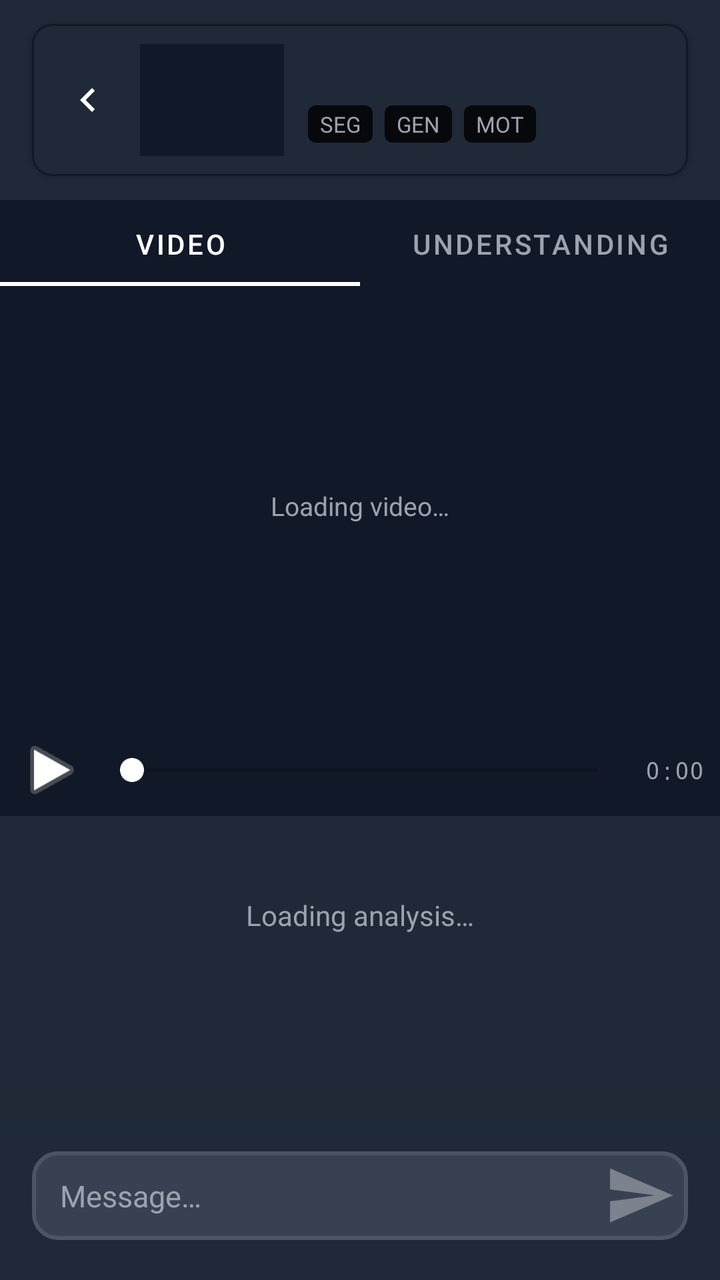
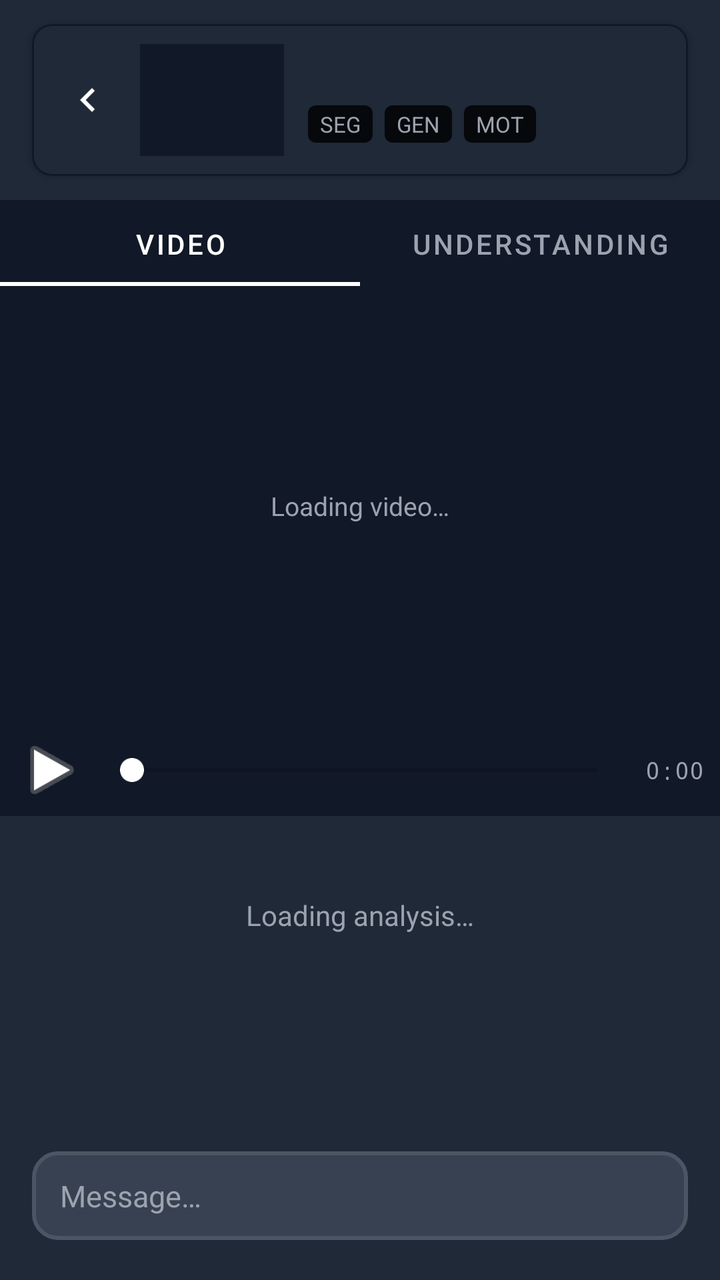

An Android layout rendered at two revisions. The XML below is the earlier revision; the diff shows what the commit changed to produce the second picture.
<!-- AndroidManifest.xml: application theme AppTheme -->
<!-- res/layout/fragment_analysis.xml -->
<?xml version="1.0" encoding="utf-8"?>
<LinearLayout xmlns:android="http://schemas.android.com/apk/res/android"
    xmlns:app="http://schemas.android.com/apk/res-auto"
    android:layout_width="match_parent"
    android:layout_height="match_parent"
    android:background="@color/bg_panel"
    android:orientation="vertical">

    
    <com.google.android.material.card.MaterialCardView
        android:layout_width="match_parent"
        android:layout_height="wrap_content"
        android:layout_marginStart="16dp"
        android:layout_marginEnd="16dp"
        android:layout_marginTop="12dp"
        android:layout_marginBottom="4dp"
        app:cardCornerRadius="10dp"
        app:cardElevation="2dp"
        app:strokeColor="@color/bg_dark"
        app:strokeWidth="1dp"
        app:cardBackgroundColor="@color/bg_panel">

        <LinearLayout
            android:layout_width="match_parent"
            android:layout_height="wrap_content"
            android:orientation="horizontal"
            android:gravity="center_vertical"
            android:padding="10dp">

            <ImageButton
                android:id="@+id/back_button"
                android:layout_width="36dp"
                android:layout_height="36dp"
                android:layout_marginEnd="8dp"
                android:background="@android:color/transparent"
                android:src="@drawable/ic_chevron_left"
                android:scaleType="center"
                android:contentDescription="Back" />

            <ImageView
                android:id="@+id/preview_image"
                android:layout_width="72dp"
                android:layout_height="56dp"
                android:scaleType="centerCrop"
                android:background="@color/bg_dark"
                android:layout_marginEnd="12dp" />

            <LinearLayout
                android:layout_width="0dp"
                android:layout_height="wrap_content"
                android:layout_weight="1"
                android:orientation="vertical">

                <TextView
                    android:id="@+id/preview_title"
                    android:layout_width="match_parent"
                    android:layout_height="wrap_content"
                    android:textColor="@color/text_primary"
                    android:textSize="14sp"
                    android:textStyle="bold" />

                <LinearLayout
                    android:layout_width="match_parent"
                    android:layout_height="wrap_content"
                    android:orientation="horizontal"
                    android:layout_marginTop="5dp">

                    <TextView
                        android:id="@+id/preview_status_seg"
                        android:layout_width="wrap_content"
                        android:layout_height="wrap_content"
                        android:text="SEG"
                        android:textSize="11sp"
                        android:paddingStart="6dp"
                        android:paddingEnd="6dp"
                        android:paddingTop="2dp"
                        android:paddingBottom="2dp"
                        android:layout_marginEnd="6dp"
                        android:background="@drawable/badge_timer"
                        android:textColor="@color/text_secondary" />

                    <TextView
                        android:id="@+id/preview_status_gen"
                        android:layout_width="wrap_content"
                        android:layout_height="wrap_content"
                        android:text="GEN"
                        android:textSize="11sp"
                        android:paddingStart="6dp"
                        android:paddingEnd="6dp"
                        android:paddingTop="2dp"
                        android:paddingBottom="2dp"
                        android:layout_marginEnd="6dp"
                        android:background="@drawable/badge_timer"
                        android:textColor="@color/text_secondary" />

                    <TextView
                        android:id="@+id/preview_status_mot"
                        android:layout_width="wrap_content"
                        android:layout_height="wrap_content"
                        android:text="MOT"
                        android:textSize="11sp"
                        android:paddingStart="6dp"
                        android:paddingEnd="6dp"
                        android:paddingTop="2dp"
                        android:paddingBottom="2dp"
                        android:background="@drawable/badge_timer"
                        android:textColor="@color/text_secondary" />

                </LinearLayout>
            </LinearLayout>
        </LinearLayout>
    </com.google.android.material.card.MaterialCardView>

    
    <View
        android:layout_width="match_parent"
        android:layout_height="1dp"
        android:layout_marginTop="8dp"
        android:background="@color/bg_dark" />

    
    <FrameLayout
        android:layout_width="match_parent"
        android:layout_height="0dp"
        android:layout_weight="1">

        
        <ScrollView
            android:id="@+id/summary_scroll"
            android:layout_width="match_parent"
            android:layout_height="match_parent"
            android:paddingBottom="88dp"
            android:clipToPadding="false"
            android:overScrollMode="ifContentScrolls"
            android:fillViewport="false">

            <LinearLayout
                android:layout_width="match_parent"
                android:layout_height="wrap_content"
                android:orientation="vertical">

                

                <com.google.android.material.tabs.TabLayout
                    android:id="@+id/video_tabs"
                    android:layout_width="match_parent"
                    android:layout_height="42dp"
                    android:background="@color/bg_header"
                    app:tabTextColor="@color/text_secondary"
                    app:tabSelectedTextColor="@color/text_primary"
                    app:tabIndicatorColor="@color/text_primary"
                    app:tabIndicatorHeight="2dp"
                    app:tabRippleColor="@android:color/transparent"
                    app:tabTextAppearance="@android:style/TextAppearance.Small">

                    <com.google.android.material.tabs.TabItem
                        android:layout_width="wrap_content"
                        android:layout_height="wrap_content"
                        android:text="Video" />

                    <com.google.android.material.tabs.TabItem
                        android:layout_width="wrap_content"
                        android:layout_height="wrap_content"
                        android:text="Understanding" />

                </com.google.android.material.tabs.TabLayout>

                <FrameLayout
                    android:id="@+id/video_container"
                    android:layout_width="match_parent"
                    android:layout_height="220dp"
                    android:background="@color/bg_dark">

                    <ImageView
                        android:id="@+id/video_frame_view"
                        android:layout_width="match_parent"
                        android:layout_height="match_parent"
                        android:scaleType="fitCenter"
                        android:contentDescription="Video frame" />

                    <TextView
                        android:id="@+id/video_loading"
                        android:layout_width="wrap_content"
                        android:layout_height="wrap_content"
                        android:layout_gravity="center"
                        android:text="Loading video…"
                        android:textColor="@color/text_secondary"
                        android:textSize="13sp"
                        android:visibility="visible" />

                </FrameLayout>

                
                <LinearLayout
                    android:id="@+id/video_controls"
                    android:layout_width="match_parent"
                    android:layout_height="wrap_content"
                    android:background="@color/bg_header"
                    android:orientation="horizontal"
                    android:gravity="center_vertical"
                    android:paddingStart="8dp"
                    android:paddingEnd="8dp"
                    android:paddingTop="4dp"
                    android:paddingBottom="4dp">

                    <ImageButton
                        android:id="@+id/play_pause_button"
                        android:layout_width="36dp"
                        android:layout_height="36dp"
                        android:background="@android:color/transparent"
                        android:src="@android:drawable/ic_media_play"
                        android:scaleType="fitCenter"
                        android:contentDescription="Play / Pause" />

                    <SeekBar
                        android:id="@+id/video_seekbar"
                        android:layout_width="0dp"
                        android:layout_height="wrap_content"
                        android:layout_weight="1"
                        android:layout_marginStart="6dp"
                        android:layout_marginEnd="8dp"
                        android:max="100"
                        android:progress="0"
                        android:progressTint="@color/text_primary"
                        android:thumbTint="@color/text_primary" />

                    <TextView
                        android:id="@+id/video_time"
                        android:layout_width="wrap_content"
                        android:layout_height="wrap_content"
                        android:text="0:00"
                        android:textColor="@color/text_secondary"
                        android:textSize="12sp"
                        android:fontFamily="monospace" />

                </LinearLayout>

                
                <View
                    android:layout_width="match_parent"
                    android:layout_height="1dp"
                    android:background="@color/bg_dark" />

                
                <LinearLayout
                    android:layout_width="match_parent"
                    android:layout_height="wrap_content"
                    android:orientation="vertical"
                    android:paddingStart="20dp"
                    android:paddingEnd="20dp"
                    android:paddingTop="16dp"
                    android:paddingBottom="8dp">

                    <TextView
                        android:id="@+id/summary_title"
                        android:layout_width="match_parent"
                        android:layout_height="wrap_content"
                        android:textColor="@color/text_primary"
                        android:textSize="20sp"
                        android:textStyle="bold"
                        android:lineSpacingMultiplier="1.2"
                        android:layout_marginBottom="12dp"
                        android:visibility="gone" />

                    <TextView
                        android:id="@+id/summary_body"
                        android:layout_width="match_parent"
                        android:layout_height="wrap_content"
                        android:textColor="@color/text_primary"
                        android:textSize="15sp"
                        android:lineSpacingMultiplier="1.5"
                        android:visibility="gone" />

                    <TextView
                        android:id="@+id/summary_loading"
                        android:layout_width="match_parent"
                        android:layout_height="wrap_content"
                        android:text="Loading analysis…"
                        android:textColor="@color/text_secondary"
                        android:textSize="14sp"
                        android:paddingTop="24dp"
                        android:gravity="center"
                        android:visibility="visible" />

                </LinearLayout>

                
                <LinearLayout
                    android:id="@+id/chat_container"
                    android:layout_width="match_parent"
                    android:layout_height="wrap_content"
                    android:orientation="vertical"
                    android:paddingStart="16dp"
                    android:paddingEnd="16dp"
                    android:paddingTop="8dp"
                    android:visibility="gone" />

            </LinearLayout>
        </ScrollView>

        
        
        <LinearLayout
            android:id="@+id/input_bar"
            android:layout_width="match_parent"
            android:layout_height="wrap_content"
            android:layout_gravity="bottom"
            android:orientation="vertical"
            android:background="@android:color/transparent">

            
            <View
                android:layout_width="match_parent"
                android:layout_height="48dp"
                android:background="@drawable/input_bar_scrim" />

            
            <LinearLayout
                android:layout_width="match_parent"
                android:layout_height="wrap_content"
                android:orientation="horizontal"
                android:gravity="center_vertical"
                android:background="@drawable/input_background"
                android:layout_marginStart="16dp"
                android:layout_marginEnd="16dp"
                android:layout_marginBottom="20dp"
                android:paddingStart="14dp"
                android:paddingEnd="6dp"
                android:paddingTop="4dp"
                android:paddingBottom="4dp">

                <EditText
                    android:id="@+id/message_input"
                    android:layout_width="0dp"
                    android:layout_height="wrap_content"
                    android:layout_weight="1"
                    android:background="@android:color/transparent"
                    android:hint="Message…"
                    android:inputType="textMultiLine|textCapSentences"
                    android:maxLines="4"
                    android:textColor="@color/text_primary"
                    android:textColorHint="@color/text_secondary"
                    android:textSize="15sp"
                    android:paddingTop="8dp"
                    android:paddingBottom="8dp" />

                <ImageButton
                    android:id="@+id/send_button"
                    android:layout_width="36dp"
                    android:layout_height="36dp"
                    android:layout_marginStart="4dp"
                    android:background="@android:color/transparent"
                    android:src="@drawable/ic_send"
                    android:scaleType="fitCenter"
                    android:contentDescription="Send"
                    android:enabled="false"
                    android:alpha="0.35" />

            </LinearLayout>

        </LinearLayout>

    </FrameLayout>

</LinearLayout>
<!-- resources referenced by this layout -->
<resources>
  <color name="bg_dark">#111827</color>
  <color name="bg_header">#111827</color>
  <color name="bg_panel">#1F2937</color>
  <color name="text_primary">#FFFFFF</color>
  <color name="text_secondary">#9CA3AF</color>
  <!-- drawable badge_timer (drawable) -->
  <?xml version="1.0" encoding="utf-8"?>
  <shape xmlns:android="http://schemas.android.com/apk/res/android">
      <solid android:color="#CC000000"/>
      <corners android:radius="4dp"/>
  </shape>
  <!-- drawable ic_chevron_left (drawable) -->
  <vector xmlns:android="http://schemas.android.com/apk/res/android" android:width="24dp" android:height="24dp" android:viewportWidth="24" android:viewportHeight="24">
    <path android:fillColor="#FFFFFF" android:pathData="M15.41,7.41L14,6l-6,6 6,6 1.41,-1.41L10.83,12z"/>
  </vector>
  <!-- drawable ic_send (drawable) -->
  <vector xmlns:android="http://schemas.android.com/apk/res/android" android:width="24dp" android:height="24dp" android:viewportWidth="24" android:viewportHeight="24">
    <path android:fillColor="#FFFFFF" android:pathData="M2.01,21L23,12 2.01,3 2,10l15,2 -15,2z"/>
  </vector>
  <!-- drawable input_background (drawable) -->
  <?xml version="1.0" encoding="utf-8"?>
  <shape xmlns:android="http://schemas.android.com/apk/res/android">
      <solid android:color="#374151"/>
      <corners android:radius="12dp"/>
      <stroke android:width="2dp" android:color="#4B5563"/>
  </shape>
  <!-- drawable input_bar_scrim (drawable) -->
  <?xml version="1.0" encoding="utf-8"?>
  <shape xmlns:android="http://schemas.android.com/apk/res/android">
      
      <gradient
          android:startColor="#001F2937"
          android:endColor="#E61F2937"
          android:angle="270" />
  </shape>
  <style name="AppTheme" parent="Theme.MaterialComponents.DayNight.NoActionBar">
          <item name="colorPrimary">@color/accent_red</item>
          <item name="colorPrimaryVariant">#DC2626</item>
          <item name="colorOnPrimary">@color/text_primary</item>
          <item name="colorSecondary">@color/accent_red</item>
          <item name="colorOnSecondary">@color/text_primary</item>
          <item name="android:windowBackground">@color/bg_dark</item>
          <item name="android:statusBarColor">@color/bg_dark</item>
          <item name="android:navigationBarColor">@color/bg_header</item>
          
          <item name="colorSurface">@color/card_bg</item>
          <item name="colorOnSurface">@color/text_primary</item>
          <item name="switchStyle">@style/AppSwitchStyle</item>
          
          <item name="materialSwitchStyle">@style/AppSwitchStyle</item>
      </style>
  <color name="accent_red">#EF4444</color>
  <color name="card_bg">#374151</color>
  <style name="AppSwitchStyle" parent="Widget.Material3.CompoundButton.MaterialSwitch">
          <item name="trackTint">@color/switch_track_tint</item>
          <item name="thumbTint">@color/switch_thumb_tint</item>
          <item name="android:textOn" />
          <item name="android:textOff" />
      </style>
</resources>

<!-- the commit's change to res/layout/fragment_analysis.xml (unified diff, before → after) -->
@@ -344,6 +344,14 @@
                     android:paddingTop="8dp"
                     android:paddingBottom="8dp" />
 
+                <ProgressBar
+                    android:id="@+id/send_loading"
+                    style="?android:attr/progressBarStyleSmall"
+                    android:layout_width="36dp"
+                    android:layout_height="36dp"
+                    android:layout_marginStart="4dp"
+                    android:visibility="visible" />
+
                 <ImageButton
                     android:id="@+id/send_button"
                     android:layout_width="36dp"
@@ -354,7 +362,8 @@
                     android:scaleType="fitCenter"
                     android:contentDescription="Send"
                     android:enabled="false"
-                    android:alpha="0.35" />
+                    android:alpha="0.35"
+                    android:visibility="gone" />
 
             </LinearLayout>
 
